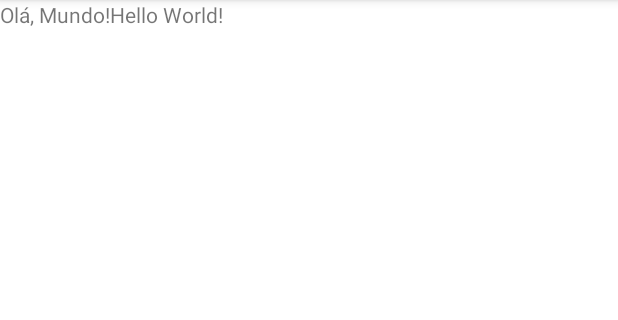
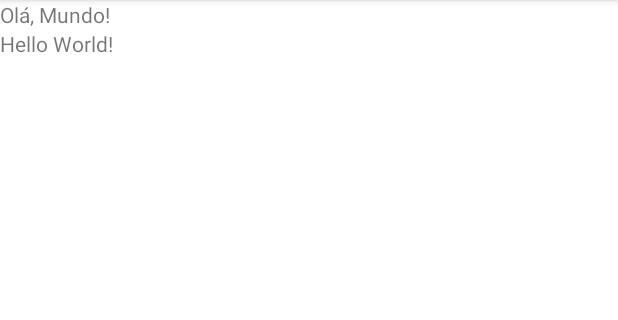
Before and after one commit to pedropregnolato/Kotlin-Faculdade, an Android app: the screen it shows after launch (MainActivity), on a phone screen of 412 x 824 dp, the part 84-404 px from its top. Run offline under Robolectric (Android 15) with nearby library versions, the phone set to English and light mode, and no system bars.

Commit message:
atualizando codigo

```diff
--- a/app/src/main/res/layout/activity_main.xml
+++ b/app/src/main/res/layout/activity_main.xml
@@ -5,17 +5,17 @@
     xmlns:tools="http://schemas.android.com/tools"
     android:layout_width="match_parent"
     android:layout_height="match_parent"
-    android:orientation="horizontal"
+    android:orientation="vertical"
     tools:context=".MainActivity">
 
     <TextView
         android:layout_width="wrap_content"
-        android:layout_height="match_parent"
+        android:layout_height="wrap_content"
         android:text="Olá, Mundo!"/>
 
     <TextView
         android:layout_width="wrap_content"
-        android:layout_height="match_parent"
+        android:layout_height="wrap_content"
         android:text="Hello World!"/>
 
 </LinearLayout>
```
